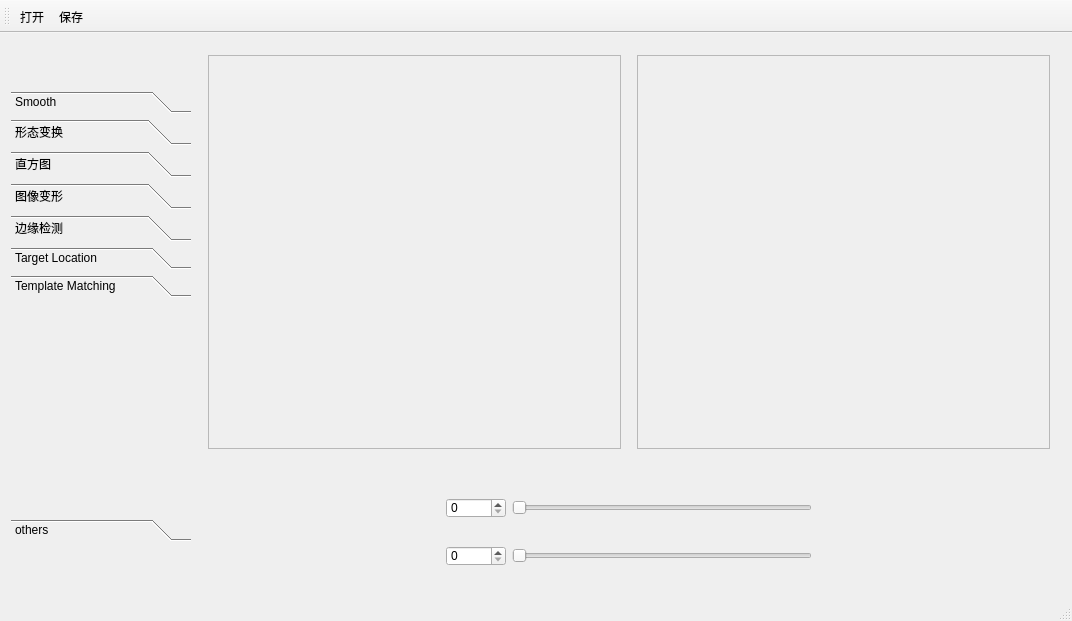
Qt form hi_opencv2.0/hi_opencv20.ui (yangyang222244/hi_opencv2.0) before a commit.
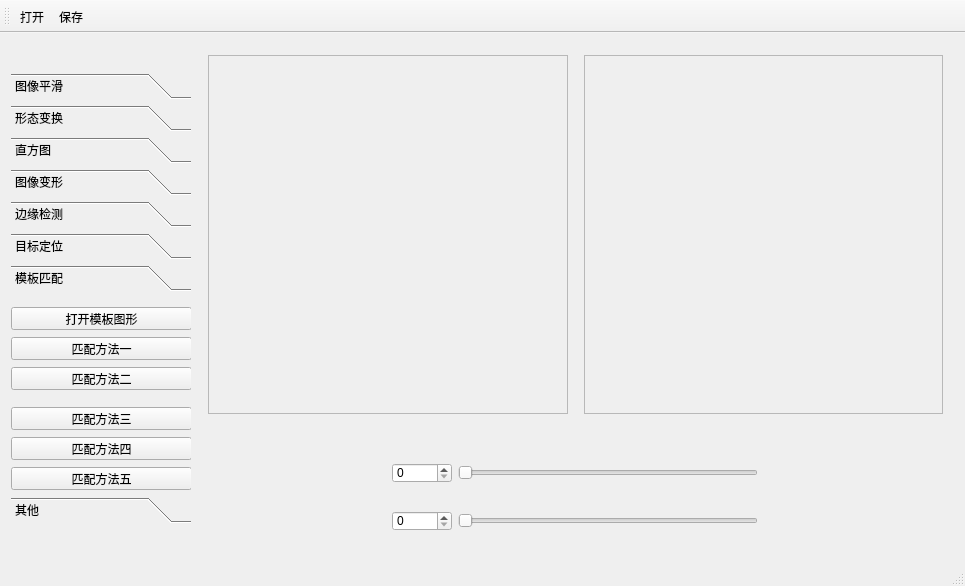
The same form after that commit. The open tabs and pages were chosen to show the change.

The edit to the form file:
```diff
--- a/hi_opencv2.0/hi_opencv20.ui
+++ b/hi_opencv2.0/hi_opencv20.ui
@@ -6,8 +6,8 @@
    <rect>
     <x>0</x>
     <y>0</y>
-    <width>1072</width>
-    <height>621</height>
+    <width>965</width>
+    <height>586</height>
    </rect>
   </property>
   <property name="windowTitle">
@@ -48,7 +48,7 @@
         <string>江南</string>
        </property>
        <attribute name="label">
-        <string>Smooth</string>
+        <string>图像平滑</string>
        </attribute>
        <widget class="QWidget" name="layoutWidget">
         <property name="geometry">
@@ -426,7 +426,7 @@
         </rect>
        </property>
        <attribute name="label">
-        <string>Target Location</string>
+        <string>目标定位</string>
        </attribute>
       </widget>
       <widget class="QWidget" name="page_6">
@@ -435,12 +435,103 @@
          <x>0</x>
          <y>0</y>
          <width>180</width>
-         <height>210</height>
+         <height>242</height>
         </rect>
        </property>
        <attribute name="label">
-        <string>Template Matching</string>
+        <string>模板匹配</string>
        </attribute>
+       <widget class="QPushButton" name="pushButton_8">
+        <property name="geometry">
+         <rect>
+          <x>0</x>
+          <y>10</y>
+          <width>181</width>
+          <height>23</height>
+         </rect>
+        </property>
+        <property name="text">
+         <string>打开模板图形</string>
+        </property>
+       </widget>
+       <widget class="QPushButton" name="pushButton_9">
+        <property name="geometry">
+         <rect>
+          <x>0</x>
+          <y>40</y>
+          <width>181</width>
+          <height>23</height>
+         </rect>
+        </property>
+        <property name="text">
+         <string>匹配方法一</string>
+        </property>
+       </widget>
+       <widget class="QPushButton" name="pushButton_10">
+        <property name="geometry">
+         <rect>
+          <x>0</x>
+          <y>70</y>
+          <width>181</width>
+          <height>23</height>
+         </rect>
+        </property>
+        <property name="text">
+         <string>匹配方法二</string>
+        </property>
+       </widget>
+       <widget class="QPushButton" name="pushButton_11">
+        <property name="geometry">
+         <rect>
+          <x>0</x>
+          <y>110</y>
+          <width>181</width>
+          <height>23</height>
+         </rect>
+        </property>
+        <property name="text">
+         <string>匹配方法三</string>
+        </property>
+       </widget>
+       <widget class="QPushButton" name="pushButton_12">
+        <property name="geometry">
+         <rect>
+          <x>0</x>
+          <y>140</y>
+          <width>181</width>
+          <height>23</height>
+         </rect>
+        </property>
+        <property name="text">
+         <string>匹配方法四</string>
+        </property>
+       </widget>
+       <widget class="QPushButton" name="pushButton_13">
+        <property name="geometry">
+         <rect>
+          <x>0</x>
+          <y>170</y>
+          <width>181</width>
+          <height>23</height>
+         </rect>
+        </property>
+        <property name="text">
+         <string>匹配方法五</string>
+        </property>
+       </widget>
+       <widget class="QPushButton" name="pushButton_14">
+        <property name="geometry">
+         <rect>
+          <x>0</x>
+          <y>200</y>
+          <width>181</width>
+          <height>23</height>
+         </rect>
+        </property>
+        <property name="text">
+         <string>匹配方法六</string>
+        </property>
+       </widget>
       </widget>
       <widget class="QWidget" name="page_7">
        <property name="geometry">
@@ -452,7 +543,7 @@
         </rect>
        </property>
        <attribute name="label">
-        <string>others</string>
+        <string>其他</string>
        </attribute>
       </widget>
      </widget>
@@ -481,8 +572,8 @@
              <rect>
               <x>0</x>
               <y>0</y>
-              <width>406</width>
-              <height>382</height>
+              <width>358</width>
+              <height>380</height>
              </rect>
             </property>
            </widget>
@@ -517,8 +608,8 @@
              <rect>
               <x>0</x>
               <y>0</y>
-              <width>405</width>
-              <height>382</height>
+              <width>357</width>
+              <height>380</height>
              </rect>
             </property>
            </widget>
```
Left out of the diff: 438 changed lines with no effect on the pictures.
